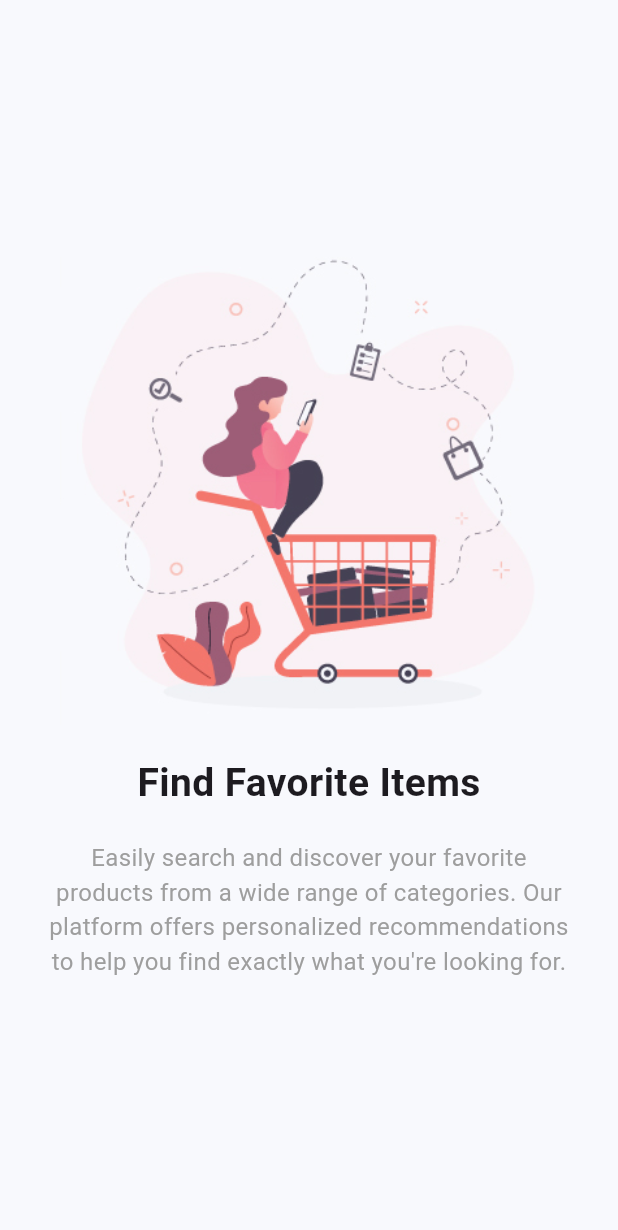
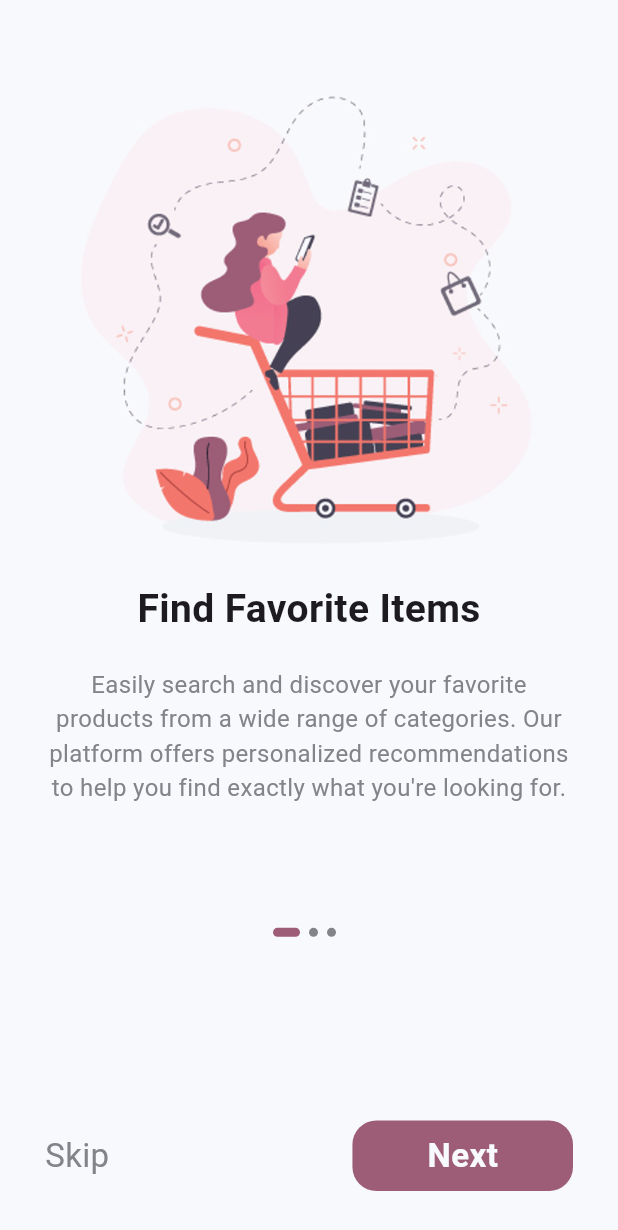
Before and after one commit to eng-abdallahyasser/my_store, a Flutter app: the screen it shows after launch, on a phone screen of 412 x 824 dp. Shown: the top 1230 px of the screen. Run offline on Flutter 3.47's test engine with Material 3 defaults, Android fonts, the phone set to English and light mode, and no system bars; our stand-ins replace get.

Commit message:
"Updated onboarding images, colors, and UI layout; added GetX controller for onboarding navigation"

```diff
--- /dev/null
+++ b/lib/controller/onboarding_controller.dart
@@ -0,0 +1,37 @@
+import 'package:flutter/material.dart';
+import 'package:get/get.dart';
+import 'package:my_store/data/data_source/static.dart';
+
+class OnboardingController extends GetxController {
+  int currentIndex = 0;
+  PageController pageController = PageController();
+
+  void changeIndex(int index) {
+    currentIndex = index;
+    update();
+  }
+
+  void next() {
+    if (currentIndex < onboardingList.length-1) {
+      currentIndex++;
+      pageController.animateToPage(
+        currentIndex,
+        duration: const Duration(milliseconds: 500),
+        curve: Curves.easeInOut,
+        );
+      update();
+    }
+  }
+
+  void skip() {
+    if (currentIndex != onboardingList.length-1) {
+      currentIndex = onboardingList.length-1;
+       pageController.animateToPage(
+        currentIndex,
+        duration: const Duration(milliseconds: 500),
+        curve: Curves.easeInOut,
+        );
+      update();
+    }
+  }
+}
--- a/lib/core/constant/colors.dart
+++ b/lib/core/constant/colors.dart
@@ -1,11 +1,9 @@
 import 'package:flutter/material.dart';
 
 class MyColors {
-  static const Color gray = Colors.grey;
+  static const Color gray = Color(0xff83848a);
   static const Color white = Color(0xfff8f9fd);
   static const Color elsie = Color(0xff9d5d77);
   static const Color elsieLite = Color(0xfff3bfbb);
   static const Color matteCharcoal = Color(0xff444352);
-
-
 }
--- a/lib/main.dart
+++ b/lib/main.dart
@@ -18,7 +18,7 @@
         colorScheme: ColorScheme.fromSeed(seedColor: Colors.deepPurple),
         useMaterial3: true,
       ),
-      home: const Onboarding(),
+      home: Onboarding(),
     );
   }
 }
--- a/lib/view/screens/onboarding.dart
+++ b/lib/view/screens/onboarding.dart
@@ -1,33 +1,137 @@
 import 'package:flutter/material.dart';
+import 'package:get/get.dart';
+import 'package:my_store/controller/onboarding_controller.dart';
 import 'package:my_store/core/constant/colors.dart';
 import 'package:my_store/data/data_source/static.dart';
 import 'package:my_store/data/model/onboarding.dart';
 
 class Onboarding extends StatelessWidget {
-  const Onboarding({super.key});
+  final OnboardingController controller = Get.put(OnboardingController());
+  Onboarding({super.key});
 
   @override
   Widget build(BuildContext context) {
     return Scaffold(
         backgroundColor: MyColors.white,
-        body: PageView.builder(
-          itemCount: onboardingList.length,
-          itemBuilder: (context, index) {
-            return OnboardingPage(
-              data: onboardingList[index],
-            );
-          },
+        body: Column(
+          children: [
+            Expanded(
+              flex: 5,
+              child: PageView.builder(
+                controller: controller.pageController,
+                onPageChanged: (index) {
+                  controller.changeIndex(index);
+                },
+                itemCount: onboardingList.length,
+                itemBuilder: (context, index) =>
+                    _onboardingSection(onboardingList[index]),
+              ),
+            ),
+            Expanded(
+                flex: 2,
+                child: GetBuilder<OnboardingController>(builder: (_) {
+                  return _onboardingController();
+                }))
+          ],
         ));
   }
-}
 
-class OnboardingPage extends StatelessWidget {
-  final OnboardingData data;
+  Widget _onboardingController() {
+    return Padding(
+      padding: const EdgeInsets.all(30.0),
+      child: Column(
+        mainAxisAlignment: MainAxisAlignment.end,
+        children: [
+          Row(
+            mainAxisAlignment: MainAxisAlignment.center,
+            children: [
+              ...List.generate(
+                  onboardingList.length,
+                  (index) => AnimatedContainer(
+                        duration: const Duration(milliseconds: 500),
+                        width: controller.currentIndex == index ? 18 : 6,
+                        height: 6,
+                        margin: const EdgeInsets.only(right: 6),
+                        decoration: BoxDecoration(
+                          color: controller.currentIndex == index
+                              ? MyColors.elsie
+                              : MyColors.gray,
+                          borderRadius: BorderRadius.circular(10),
+                        ),
+                      ))
+            ],
+          ),
+          const Spacer(),
+          _onboardingButtons(),
+        ],
+      ),
+    );
+  }
 
-  const OnboardingPage({super.key, required this.data});
+  Row _onboardingButtons() {
+    if (controller.currentIndex < 2) {
+      return Row(
+        children: [
+          InkWell(
+            onTap: controller.skip,
+            child: const Text(
+              "Skip",
+              style: TextStyle(fontSize: 22, color: MyColors.gray),
+            ),
+          ),
+          const Spacer(),
+          GestureDetector(
+            onTap: controller.next,
+            child: Container(
+              decoration: BoxDecoration(
+                color: MyColors.elsie,
+                borderRadius: BorderRadius.circular(16),
+              ),
+              child: const Padding(
+                padding: EdgeInsets.symmetric(
+                  horizontal: 50.0,
+                  vertical: 8.0,
+                ),
+                child: Text("Next",
+                    style: TextStyle(
+                        fontWeight: FontWeight.bold,
+                        fontSize: 22,
+                        color: MyColors.white)),
+              ),
+            ),
+          )
+        ],
+      );
+    } else {
+      return Row(
+        mainAxisAlignment: MainAxisAlignment.center,
+        children: [
+          Container(
+            decoration: BoxDecoration(
+              color: MyColors.elsie,
+              borderRadius: BorderRadius.circular(16),
+            ),
+            child: GestureDetector(
+              onTap: controller.next,
+              child: const Padding(
+                padding: EdgeInsets.symmetric(
+                  horizontal: 100.0,
+                  vertical: 8.0,
+                ),
+                child: Text("Start !",
+                    style: TextStyle(
+                        fontWeight: FontWeight.bold,
+                        fontSize: 22,
+                        color: MyColors.white)),
+              ),
+            ),
+          )
+        ],
+      );
+    }
+  }
 
-  @override
-  Widget build(BuildContext context) {
+  Widget _onboardingSection(OnboardingData data) {
     return Column(
       mainAxisAlignment: MainAxisAlignment.center,
       children: [
```
Also changed, not shown: assets/images/onboarding1.png, assets/images/onboarding2.png, assets/images/onboarding3.png, lib/view/screens/auth/signin.dart (added), lib/view/screens/auth/signup.dart (added).
